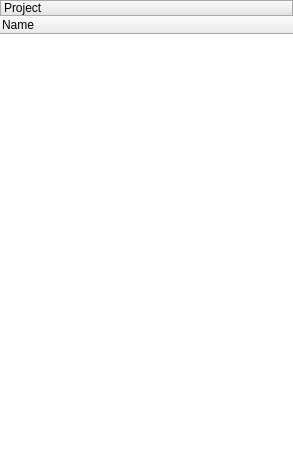
Old version of the form ui/librarywidget.ui in the repository gideros/gideros.
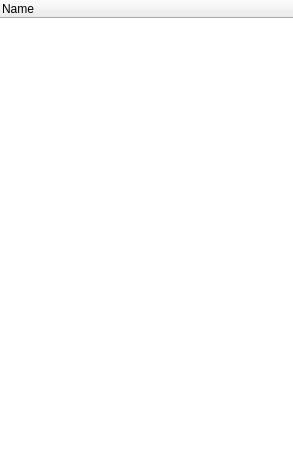
New version of the form. Custom widgets are drawn as their Qt base class.

Diff of the .ui file:
```diff
--- a/ui/librarywidget.ui
+++ b/ui/librarywidget.ui
@@ -20,21 +20,15 @@
    <property name="margin">
     <number>0</number>
    </property>
-   <item>
-    <widget class="QLabel" name="label">
-     <property name="styleSheet">
-      <string notr="true">border: 1px solid #AAAAAA;
-background-color: qlineargradient(x1: 0, y1: 0, x2: 0, y2: 1, stop: 0 #FCFCFC, stop: 1 #E2E2E2);
-</string>
-     </property>
-     <property name="text">
-      <string>Project</string>
-     </property>
-     <property name="margin">
-      <number>2</number>
-     </property>
-    </widget>
-   </item>
+   <property name="topMargin">
+    <number>0</number>
+   </property>
+   <property name="rightMargin">
+    <number>0</number>
+   </property>
+   <property name="bottomMargin">
+    <number>0</number>
+   </property>
    <item>
     <widget class="LibraryTreeWidget" name="treeWidget">
      <property name="frameShape">
```
Left out of the diff: 2 changed lines with no effect on the pictures.
